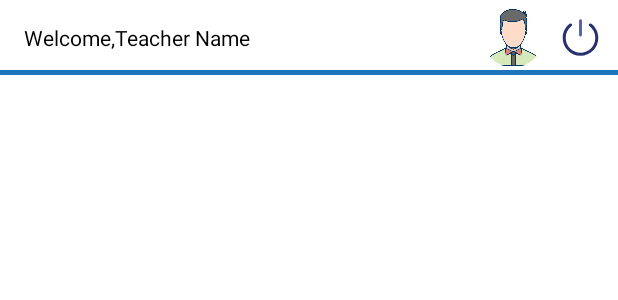
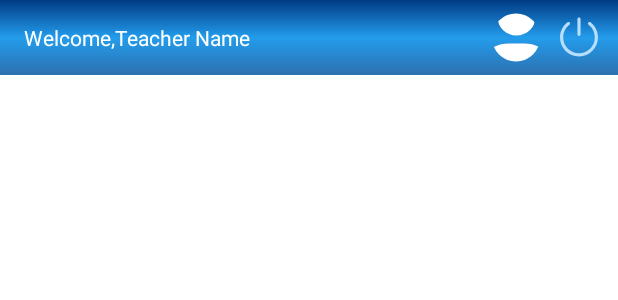
Before and after one commit to shrutimolage/cwsn, an Android app: the layout dashboard_toolbar.xml on its own in the app's theme, with its tools: preview values and no code run, on a phone screen of 412 x 824 dp. Shown: the top 300 px of the screen. Run offline under Robolectric (Android 15) with nearby library versions, the phone set to English and light mode, and no system bars.

Commit message:
dashboard UI design task is in progress

```diff
--- a/app/build.gradle
+++ b/app/build.gradle
@@ -82,6 +82,8 @@ dependencies {
     implementation 'de.hdodenhof:circleimageview:3.1.0'
     //animated bottom bar
     implementation 'nl.joery.animatedbottombar:library:1.1.0'
+    //material spinner
+    implementation "com.github.skydoves:powerspinner:1.2.3"
 
     //testing
     testImplementation 'junit:junit:4.13.2'
--- /dev/null
+++ b/app/src/main/res/drawable/dashboard_top_gradient.xml
@@ -0,0 +1,9 @@
+<?xml version="1.0" encoding="utf-8"?>
+    <shape xmlns:android="http://schemas.android.com/apk/res/android"
+        android:shape="rectangle">
+        <gradient
+            android:startColor="#003A84"
+            android:endColor="#2D71B0"
+            android:centerColor="#239CEB"
+            android:angle="-45" />
+    </shape>
--- /dev/null
+++ b/app/src/main/res/drawable/grey_border_bg.xml
@@ -0,0 +1,6 @@
+<shape xmlns:android="http://schemas.android.com/apk/res/android"
+    android:shape="rectangle">
+    <corners android:radius="5dp" />
+    <stroke android:width="1.5dp" android:color="@color/black" />
+
+</shape>
--- /dev/null
+++ b/app/src/main/res/drawable/home_icon_unselect.xml
@@ -0,0 +1,5 @@
+<vector android:height="32dp" android:viewportHeight="70"
+    android:viewportWidth="70" android:width="32dp" xmlns:android="http://schemas.android.com/apk/res/android">
+    <path android:fillColor="#B6DEFF" android:pathData="M50.6,17.2c0,-1.1 0,-2 0,-2.8c0,-1.4 0.7,-2.3 1.8,-2.3c1.1,0 1.8,0.9 1.8,2.2c0,1.7 0,3.4 0,5c0,0.7 0.2,1.1 0.7,1.5c2.8,2.3 5.6,4.7 8.4,7c0.6,0.5 1,1.1 0.8,2c-0.2,0.8 -0.7,1.2 -1.5,1.4c-0.8,0.2 -1.3,-0.4 -2.1,-0.9c0,0.5 0,0.9 0,1.3c0,8.8 0,17.6 0,26.4c0,3.9 -2.2,6.1 -6.2,6.1c-13,0 -26,0 -39,0c-3.8,0 -6,-2.3 -6,-6c0,-7 0,-14 0,-21c0,-0.9 0.3,-1.6 1.2,-2c0.7,-0.3 1.3,-0.1 1.9,0.4C13,36 13,36.7 13,37.4c0,6.9 0,13.8 0,20.7c0,1.9 0.6,2.5 2.5,2.5c2.4,0 4.9,0 7.3,0c0.9,0 1.2,-0.2 1.2,-1.2C24,53.3 24,47.1 24,41c0,-3.8 2.2,-6.1 6.1,-6.1c3.3,0 6.6,0 9.9,0c3.5,0 5.8,2.3 5.8,5.9c0,6.2 0,12.5 0,18.7c0,0.8 0.2,1 1,1c2.6,-0.1 5.3,0 7.9,0c1.5,0 2.1,-0.7 2.1,-2.2c0,-10.1 0,-20.3 0,-30.4c0,-0.5 -0.2,-0.9 -0.6,-1.3c-6.6,-5.5 -13.2,-11 -19.9,-16.5c-1.2,-1 -1.9,-1 -3.1,0c-8.1,6.7 -16.1,13.4 -24.2,20.2c-0.5,0.4 -1,0.9 -1.7,0.8c-0.8,-0.1 -1.4,-0.5 -1.6,-1.2c-0.3,-0.9 0,-1.6 0.7,-2.1c2.7,-2.3 5.4,-4.5 8.2,-6.8c5.4,-4.5 10.7,-8.9 16.1,-13.4c3,-2.5 5.4,-2.5 8.4,0C42.9,10.9 46.7,13.9 50.6,17.2zM42.3,50.1c0,-3.1 0,-6.2 0,-9.4c0,-1.5 -0.6,-2.2 -2.1,-2.2c-3.5,0 -7,0 -10.5,0c-1.3,0 -2,0.7 -2,2c0,6.4 0,12.7 0,19.1c0,0.7 0.2,0.9 0.9,0.9c4.3,0 8.6,0 12.9,0c0.8,0 0.9,-0.3 0.9,-1C42.3,56.4 42.3,53.3 42.3,50.1z"/>
+    <path android:fillColor="#BE1E2D" android:pathData="M35,49.6c0,1 -0.9,1.8 -1.9,1.8c-1,0 -1.8,-0.9 -1.7,-1.9c0.1,-0.9 0.9,-1.7 1.8,-1.7C34.1,47.7 35,48.6 35,49.6z"/>
+</vector>
--- /dev/null
+++ b/app/src/main/res/drawable/ic_grievances_icon_unselect.xml
@@ -0,0 +1,4 @@
+<vector android:height="40.655087dp" android:viewportHeight="512"
+    android:viewportWidth="403" android:width="32dp" xmlns:android="http://schemas.android.com/apk/res/android">
+    <path android:fillColor="#B6DEFF" android:pathData="M396.91,128.34L273.94,5.37C270.51,1.94 265.89,0 261.03,0H18.29C8.17,0 0,8.17 0,18.29V493.71C0,503.83 8.17,512 18.29,512H384C394.11,512 402.29,503.83 402.29,493.71V141.31C402.29,136.46 400.34,131.77 396.91,128.34ZM360.11,149.71H252.57V42.17L360.11,149.71ZM361.14,470.86H41.14V41.14H213.71V164.57C213.71,170.94 216.24,177.04 220.74,181.54C225.24,186.04 231.35,188.57 237.71,188.57H361.14V470.86ZM178.29,388.57C178.29,394.63 180.69,400.45 184.98,404.73C189.27,409.02 195.08,411.43 201.14,411.43C207.21,411.43 213.02,409.02 217.3,404.73C221.59,400.45 224,394.63 224,388.57C224,382.51 221.59,376.7 217.3,372.41C213.02,368.12 207.21,365.71 201.14,365.71C195.08,365.71 189.27,368.12 184.98,372.41C180.69,376.7 178.29,382.51 178.29,388.57ZM187.43,329.14H214.86C217.37,329.14 219.43,327.09 219.43,324.57V219.43C219.43,216.91 217.37,214.86 214.86,214.86H187.43C184.91,214.86 182.86,216.91 182.86,219.43V324.57C182.86,327.09 184.91,329.14 187.43,329.14Z"/>
+</vector>
--- a/app/src/main/res/drawable/ic_logout_icon.xml
+++ b/app/src/main/res/drawable/ic_logout_icon.xml
@@ -1,5 +1,5 @@
-<vector android:height="30dp" android:viewportHeight="70"
-    android:viewportWidth="70" android:width="30dp" xmlns:android="http://schemas.android.com/apk/res/android">
-    <path android:fillColor="#29306F" android:pathData="M35,63.3c-15.3,0 -27.7,-12.4 -27.7,-27.7c0,-8.7 4,-16.8 10.9,-22c1,-0.8 2.5,-0.6 3.3,0.4s0.6,2.5 -0.4,3.3C15.3,21.7 12,28.4 12,35.6c0,12.7 10.3,23 23,23s23,-10.3 23,-23c0,-7.2 -3.3,-13.9 -9.1,-18.3c-1,-0.8 -1.2,-2.3 -0.4,-3.3s2.3,-1.2 3.3,-0.4c6.9,5.3 10.9,13.3 10.9,22.1C62.7,50.9 50.3,63.3 35,63.3z"/>
-    <path android:fillColor="#5763AD" android:pathData="M35,33.5c-1.3,0 -2.3,-1 -2.3,-2.3V9c0,-1.3 1,-2.3 2.3,-2.3s2.3,1 2.3,2.3v22.1C37.3,32.4 36.3,33.5 35,33.5z"/>
+<vector android:height="32dp" android:viewportHeight="70"
+    android:viewportWidth="70" android:width="32dp" xmlns:android="http://schemas.android.com/apk/res/android">
+    <path android:fillColor="#B6DEFF" android:pathData="M35,63.3c-15.3,0 -27.7,-12.4 -27.7,-27.7c0,-8.7 4,-16.8 10.9,-22c1,-0.8 2.5,-0.6 3.3,0.4s0.6,2.5 -0.4,3.3C15.3,21.7 12,28.4 12,35.6c0,12.7 10.3,23 23,23s23,-10.3 23,-23c0,-7.2 -3.3,-13.9 -9.1,-18.3c-1,-0.8 -1.2,-2.3 -0.4,-3.3s2.3,-1.2 3.3,-0.4c6.9,5.3 10.9,13.3 10.9,22.1C62.7,50.9 50.3,63.3 35,63.3z"/>
+    <path android:fillColor="#B6DEFF" android:pathData="M35,33.5c-1.3,0 -2.3,-1 -2.3,-2.3V9c0,-1.3 1,-2.3 2.3,-2.3s2.3,1 2.3,2.3v22.1C37.3,32.4 36.3,33.5 35,33.5z"/>
 </vector>
--- /dev/null
+++ b/app/src/main/res/drawable/ic_survey_icon_unselect.xml
@@ -0,0 +1,4 @@
+<vector android:height="41.689568dp" android:viewportHeight="512"
+    android:viewportWidth="393" android:width="32dp" xmlns:android="http://schemas.android.com/apk/res/android">
+    <path android:fillColor="#B6DEFF" android:pathData="M114.47,0.02C109.9,0.89 105.8,3.34 102.87,6.94C99.94,10.55 98.38,15.07 98.46,19.71V39.4H27.69C11.93,39.4 0,51.34 0,67.09V482.46C0,500.18 11.93,512 27.69,512H364.29C380.05,512 391.98,500.07 391.98,484.31V67.09C393.95,51.34 381.9,39.4 366.14,39.4H295.37V19.71C295.37,14.49 293.3,9.48 289.61,5.79C285.91,2.1 280.9,0.02 275.68,0.02H118.15C117.53,-0.01 116.91,-0.01 116.3,0.02C115.68,-0.01 115.06,-0.01 114.45,0.02H114.47ZM137.84,39.4H255.99V78.79H137.84V39.4ZM39.38,78.79H98.46V98.48C98.46,103.7 100.53,108.71 104.22,112.4C107.92,116.1 112.93,118.17 118.15,118.17H275.68C280.9,118.17 285.91,116.1 289.61,112.4C293.3,108.71 295.37,103.7 295.37,98.48V78.79H354.45V472.62H39.38V78.79ZM78.77,177.24V256.01H157.53V177.24H78.77ZM98.46,196.94H137.84V236.32H98.46V196.94ZM196.91,196.94V236.32H315.06V196.94H196.91ZM78.77,295.39V374.16H157.53V295.39H78.77ZM196.91,315.08V354.47H315.06V315.08H196.91Z"/>
+</vector>
--- /dev/null
+++ b/app/src/main/res/drawable/ic_user_profile_icon.xml
@@ -0,0 +1,4 @@
+<vector android:height="32dp" android:viewportHeight="512"
+    android:viewportWidth="452" android:width="32dp" xmlns:android="http://schemas.android.com/apk/res/android">
+    <path android:fillColor="#ffffff" android:pathData="M112.99,121.26C112.99,188.12 163.68,242.53 225.98,242.53C288.27,242.53 338.97,188.12 338.97,121.26C338.97,54.41 288.27,0 225.98,0C163.68,0 112.99,54.41 112.99,121.26ZM426.85,512H451.96V485.05C451.96,381.06 373.09,296.42 276.2,296.42H175.76C78.84,296.42 0,381.06 0,485.05V512H426.85Z"/>
+</vector>
--- a/app/src/main/res/drawable/one_side_botton_color.xml
+++ b/app/src/main/res/drawable/one_side_botton_color.xml
@@ -4,8 +4,8 @@
     <!-- This is the line -->
     <item android:bottom="-3.5dp" android:right="-3.5dp" android:left="-3.5dp">
         <shape>
-            <solid android:color="@android:color/transparent" />
-            <stroke android:width="3dp" android:color="#1C75BC" />
+            <solid android:color="#0262AE" />
+            <stroke android:width="3dp" android:color="#0262AE" />
         </shape>
     </item>
 
--- a/app/src/main/res/layout/bottom_nav.xml
+++ b/app/src/main/res/layout/bottom_nav.xml
@@ -19,11 +19,12 @@
         app:abb_animationDuration="600"
         app:abb_animationInterpolator="@android:anim/overshoot_interpolator"
         app:abb_indicatorAppearance="round"
-        app:abb_indicatorColor="@color/theme_color_dark"
+        app:abb_indicatorColor="@color/theme_color_light"
         app:abb_indicatorHeight="4dp"
         app:abb_indicatorMargin="16dp"
         app:abb_selectedIndex="0"
         app:abb_selectedTabType="text"
+        app:abb_tabColorSelected="@color/white"
         app:abb_textAppearance="@style/BottomTabTextStyle"
         android:layout_alignParentBottom="true"
         app:abb_tabAnimation="slide"
--- a/app/src/main/res/layout/dashboard_toolbar.xml
+++ b/app/src/main/res/layout/dashboard_toolbar.xml
@@ -6,7 +6,7 @@
     android:id="@+id/toolbar"
     android:layout_width="match_parent"
     android:layout_height="50dp"
-    android:background="@drawable/toolbar_background">
+    android:background="@drawable/dashboard_top_gradient">
        <androidx.appcompat.widget.AppCompatImageView
             android:id="@+id/navigationBar"
             android:layout_width="40dp"
@@ -21,8 +21,8 @@
             android:layout_height="wrap_content"
             android:layout_gravity="left"
             android:text="Welcome,Teacher Name"
-            android:textColor="#000"
-            android:textSize="14sp" />
+            android:textColor="@color/white"
+            android:textSize="@dimen/text_size_14" />
         <ImageView
             android:layout_width="wrap_content"
             android:src="@drawable/ic_logout_icon"
@@ -31,11 +31,10 @@
             android:layout_height="wrap_content"/>
         <de.hdodenhof.circleimageview.CircleImageView
             android:id="@+id/cimg_profileIcon"
-            android:layout_width="40dp"
+            android:layout_width="wrap_content"
             android:layout_height="match_parent"
             android:layout_gravity="right"
-            android:layout_marginTop="0dp"
             android:layout_marginEnd="10dp"
-            android:src="@drawable/profile_logo" />
+            android:src="@drawable/ic_user_profile_icon" />
 
 </androidx.appcompat.widget.Toolbar>
--- a/app/src/main/res/layout/login_signup_layout.xml
+++ b/app/src/main/res/layout/login_signup_layout.xml
@@ -17,7 +17,7 @@
             android:background="@color/transparent"
             app:layout_constraintLeft_toLeftOf="parent"
             app:layout_constraintRight_toRightOf="parent"
-            android:layout_marginTop="300dp"
+            android:layout_marginTop="180dp"
             android:layout_height="match_parent">
            <ScrollView
                android:layout_width="match_parent"
@@ -37,7 +37,7 @@
                        android:textColor="@color/black"
                        android:gravity="center"
                        android:textStyle="bold"
-                       android:text="Welcome TO CWSN" />
+                       android:text="Welcome To CWSN" />
                    <com.google.android.material.textfield.TextInputLayout
                        android:layout_width="match_parent"
                        android:layout_height="wrap_content"
--- a/app/src/main/res/values/colors.xml
+++ b/app/src/main/res/values/colors.xml
@@ -15,7 +15,7 @@
 <!--    customized color-->
 
     <color name="theme_color">#1C75BC</color>
-    <color name="theme_color_light">#27AAE1</color>
+    <color name="theme_color_light">#50B7E3</color>
     <color name="theme_color_dark">#06375E</color>
     <color name="theme_color_one">#4680ff</color>
     <color name="theme_text_color">#0531A3</color>
--- a/app/src/main/res/values/strings.xml
+++ b/app/src/main/res/values/strings.xml
@@ -5,7 +5,8 @@
     <string name="email_address_label">Email Address</string>
     <string name="forgot_password_click_here"><u>Forgot password ? Click Here</u></string>
     <string name="home_label">Home</string>
-    <string name="messages_text">Summary</string>
+    <string name="summary_text">Summary</string>
+    <string name="survey_text">Survey Report</string>
     <string name="setting_label">Settings</string>
     <string name="grievance_label">Grievance</string>
     <string name="created_by_it_scient_label">Created By IT-SCIENT</string>
--- a/app/src/main/res/values/themes.xml
+++ b/app/src/main/res/values/themes.xml
@@ -15,6 +15,6 @@
     </style>
     <style name="BottomTabTextStyle">
         <item name="android:textSize">14sp</item>
-        <item name="android:fontFamily">montserrat</item>
+        <item name="android:textColor">#FFFFFF</item>
     </style>
 </resources>
```
Also changed, not shown: app/src/main/res/drawable/messages_icon_unselect.xml (added, +8 -0 lines), app/src/main/res/layout/fragment_home.xml (+55 -2 lines), app/src/main/res/menu/bottom_menu.xml (+8 -7 lines), app/src/main/res/drawable/login_top_image.png.
